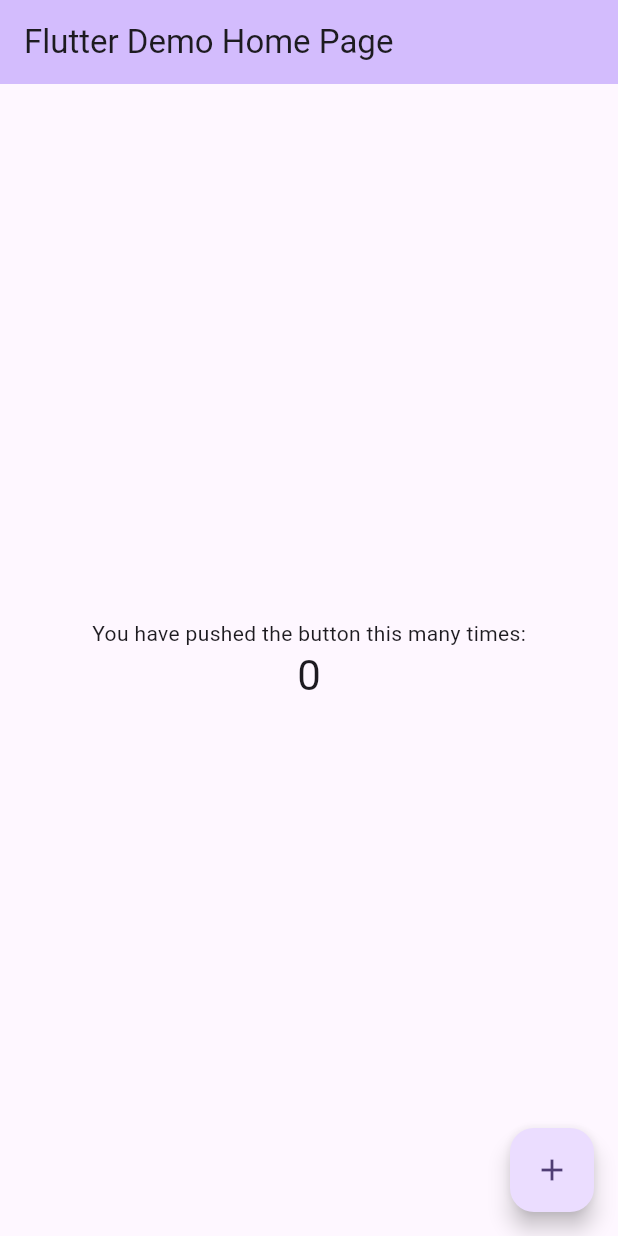
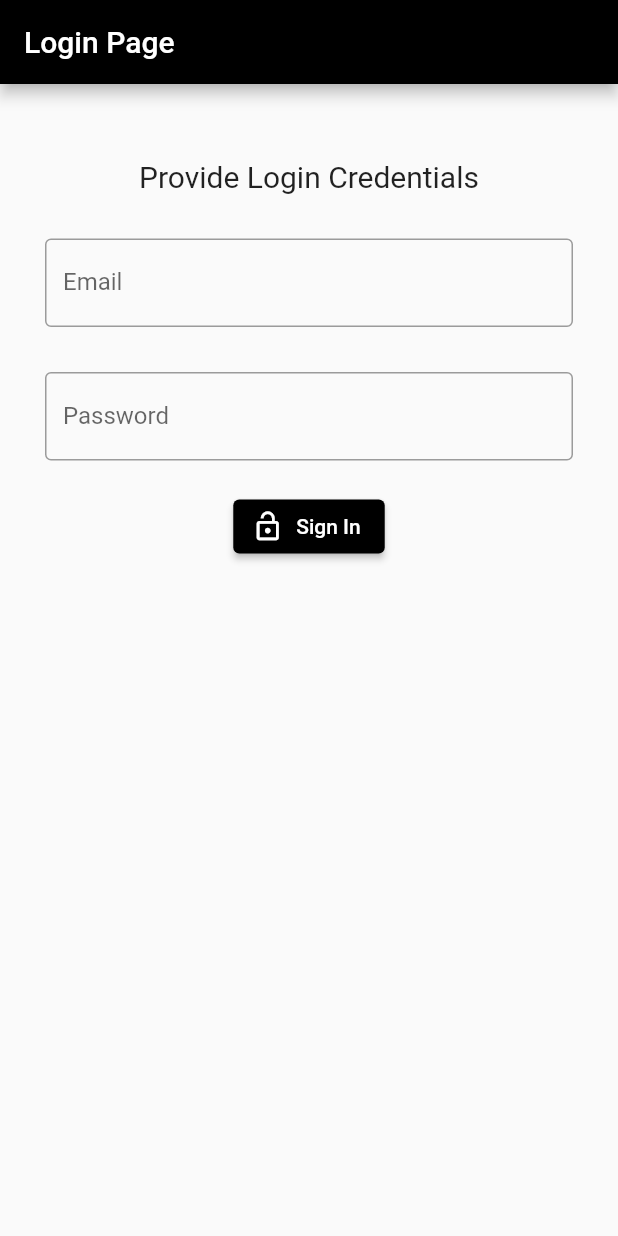
Before and after one commit to LieutPaul/Learning-Flutter, a Flutter app: the screen it shows after launch, on a phone screen of 412 x 824 dp. Run offline on Flutter 3.47's test engine with Material 2 defaults, Android fonts, the phone set to English and light mode, and no system bars; our stand-ins replace firebase_auth, firebase_core; accounts and stored records are empty.

Commit message:
Login and Logout done. Fix Loading Screen navigator issue

```diff
--- /dev/null
+++ b/sample_crud/lib/login_widget.dart
@@ -0,0 +1,93 @@
+import 'package:firebase_auth/firebase_auth.dart';
+import 'package:flutter/material.dart';
+
+class LoginWidget extends StatefulWidget {
+  const LoginWidget({super.key});
+
+  @override
+  State<LoginWidget> createState() => _LoginWidgetState();
+}
+
+class _LoginWidgetState extends State<LoginWidget> {
+  final emailController = TextEditingController();
+  final passwordController = TextEditingController();
+
+  @override
+  void dispose() {
+    emailController.dispose();
+    passwordController.dispose();
+    super.dispose();
+  }
+
+  Future signIn() async {
+    showDialog(
+        context: context,
+        barrierDismissible: false,
+        builder: (context) => const Center(child: CircularProgressIndicator()));
+
+    try {
+      await FirebaseAuth.instance.signInWithEmailAndPassword(
+        email: emailController.text.trim(),
+        password: passwordController.text.trim(),
+      );
+    } on FirebaseAuthException catch (e) {
+      // ignore: avoid_print
+      print(e);
+    }
+
+    // navigatorKey.currentState!.popUntil((route) => route.isFirst);
+  }
+
+  @override
+  Widget build(BuildContext context) {
+    return Scaffold(
+        appBar: AppBar(
+            backgroundColor: Colors.black,
+            title: const Text("Login Page",
+                style: TextStyle(color: Colors.white))),
+        body: Container(
+            margin: const EdgeInsets.only(top: 50),
+            padding: const EdgeInsets.symmetric(horizontal: 30),
+            child: Column(
+              children: [
+                const Center(
+                    child: Text(
+                  "Provide Login Credentials",
+                  style: TextStyle(fontWeight: FontWeight.w400, fontSize: 20),
+                )),
+                const SizedBox(height: 30),
+                TextField(
+                  controller: emailController,
+                  decoration: const InputDecoration(
+                    border: OutlineInputBorder(),
+                    labelText: 'Email',
+                  ),
+                ),
+                const SizedBox(height: 30),
+                TextField(
+                  obscureText: true,
+                  controller: passwordController,
+                  decoration: const InputDecoration(
+                    border: OutlineInputBorder(),
+                    labelText: 'Password',
+                  ),
+                ),
+                const SizedBox(height: 20),
+                ElevatedButton.icon(
+                  style:
+                      ElevatedButton.styleFrom(backgroundColor: Colors.black),
+                  icon: const Icon(
+                    Icons.lock_open,
+                    size: 22,
+                    color: Colors.white,
+                  ),
+                  label: const Text(
+                    "Sign In",
+                    style: TextStyle(color: Colors.white),
+                  ),
+                  onPressed: signIn,
+                )
+              ],
+            )));
+  }
+}
--- a/sample_crud/lib/main.dart
+++ b/sample_crud/lib/main.dart
@@ -1,67 +1,49 @@
+import 'package:firebase_auth/firebase_auth.dart';
 import 'package:flutter/material.dart';
+import 'package:firebase_core/firebase_core.dart';
+import 'package:sample_crud/home_page.dart';
+import 'package:sample_crud/login_widget.dart';
 
-void main() {
+Future main() async {
+  WidgetsFlutterBinding.ensureInitialized();
+  await Firebase.initializeApp();
   runApp(const MyApp());
 }
+
+final navigatorKey = GlobalKey<NavigatorState>();
 
 class MyApp extends StatelessWidget {
   const MyApp({super.key});
   @override
   Widget build(BuildContext context) {
     return MaterialApp(
+      navigatorKey: navigatorKey,
       title: 'Flutter Demo',
-      theme: ThemeData(
-        colorScheme: ColorScheme.fromSeed(seedColor: Colors.deepPurple),
-        useMaterial3: true,
-      ),
-      home: const MyHomePage(title: 'Flutter Demo Home Page'),
+      home: const MainPage(),
     );
   }
 }
 
-class MyHomePage extends StatefulWidget {
-  const MyHomePage({super.key, required this.title});
-  final String title;
-
-  @override
-  State<MyHomePage> createState() => _MyHomePageState();
-}
-
-class _MyHomePageState extends State<MyHomePage> {
-  int _counter = 0;
-
-  void _incrementCounter() {
-    setState(() {
-      _counter++;
-    });
-  }
+class MainPage extends StatelessWidget {
+  const MainPage({super.key});
 
   @override
   Widget build(BuildContext context) {
     return Scaffold(
-      appBar: AppBar(
-        backgroundColor: Theme.of(context).colorScheme.inversePrimary,
-        title: Text(widget.title),
-      ),
-      body: Center(
-        child: Column(
-          mainAxisAlignment: MainAxisAlignment.center,
-          children: <Widget>[
-            const Text(
-              'You have pushed the button this many times:',
-            ),
-            Text(
-              '$_counter',
-              style: Theme.of(context).textTheme.headlineMedium,
-            ),
-          ],
-        ),
-      ),
-      floatingActionButton: FloatingActionButton(
-        onPressed: _incrementCounter,
-        tooltip: 'Increment',
-        child: const Icon(Icons.add),
-      ),
+      body: StreamBuilder<User?>(
+          stream: FirebaseAuth.instance.authStateChanges(),
+          builder: (context, snapshot) {
+            if (snapshot.connectionState == ConnectionState.waiting) {
+              return const Center(
+                  child: CircularProgressIndicator()); // loading symbol
+            } else if (snapshot.hasError) {
+              return const Center(child: Text("Something went wrong."));
+            } else if (snapshot.hasData) {
+              return const HomePage();
+            } else {
+              return const LoginWidget();
+            }
+          }),
     );
   }
 }
--- a/sample_crud/pubspec.yaml
+++ b/sample_crud/pubspec.yaml
@@ -36,6 +36,7 @@ dependencies:
   # Use with the CupertinoIcons class for iOS style icons.
   cupertino_icons: ^1.0.2
   firebase_core: ^2.13.1
+  firebase_auth: ^4.6.2
 
 dev_dependencies:
   flutter_test:
```
Also changed, not shown: sample_crud/lib/home_page.dart (added, +44 -0 lines), sample_crud/pubspec.lock, 2 other files.
